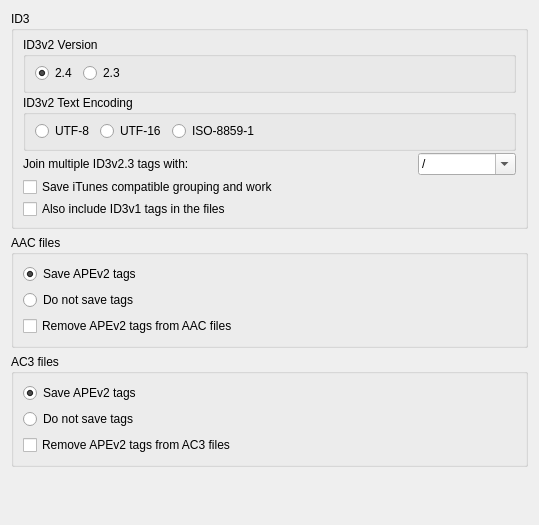
Qt form ui/options_tags_compatibility.ui (metabrainz/picard) before a commit.
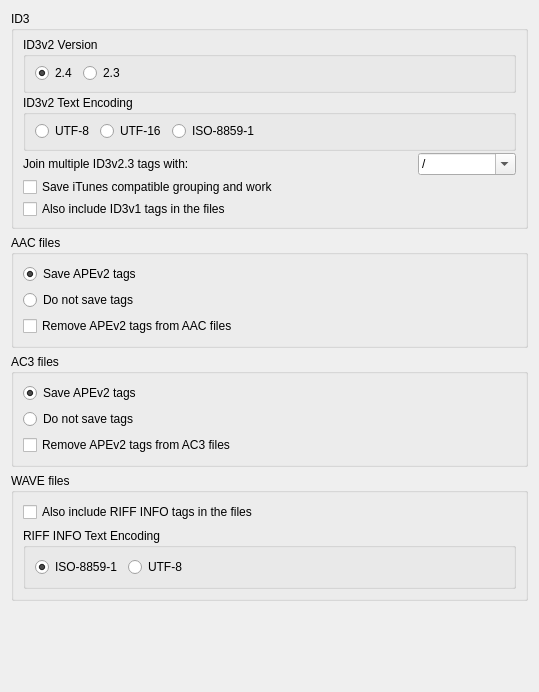
The same form after that commit.

Commit message: PICARD-1812: Options for saving RIFF INFO to WAVE

Patch:
```diff
--- a/ui/options_tags_compatibility.ui
+++ b/ui/options_tags_compatibility.ui
@@ -7,7 +7,7 @@
     <x>0</x>
     <y>0</y>
     <width>539</width>
-    <height>525</height>
+    <height>692</height>
    </rect>
   </property>
   <layout class="QVBoxLayout">
@@ -280,6 +280,61 @@
      </layout>
     </widget>
    </item>
+   <item>
+    <widget class="QGroupBox" name="wave_files">
+     <property name="title">
+      <string>WAVE files</string>
+     </property>
+     <layout class="QVBoxLayout" name="verticalLayout_3">
+      <item>
+       <widget class="QCheckBox" name="write_wave_riff_info">
+        <property name="text">
+         <string>Also include RIFF INFO tags in the files</string>
+        </property>
+       </widget>
+      </item>
+      <item>
+       <widget class="QGroupBox" name="wave_riff_info_encoding">
+        <property name="title">
+         <string>RIFF INFO Text Encoding</string>
+        </property>
+        <layout class="QHBoxLayout" name="horizontalLayout_3">
+         <item>
+          <widget class="QRadioButton" name="wave_riff_info_enc_iso88591">
+           <property name="text">
+            <string>ISO-8859-1</string>
+           </property>
+           <property name="checked">
+            <bool>true</bool>
+           </property>
+          </widget>
+         </item>
+         <item>
+          <widget class="QRadioButton" name="wave_riff_info_enc_utf8">
+           <property name="text">
+            <string>UTF-8</string>
+           </property>
+          </widget>
+         </item>
+         <item>
+          <spacer name="horizontalSpacer_3">
+           <property name="orientation">
+            <enum>Qt::Horizontal</enum>
+           </property>
+           <property name="sizeHint" stdset="0">
+            <size>
+             <width>40</width>
+             <height>20</height>
+            </size>
+           </property>
+          </spacer>
+         </item>
+        </layout>
+       </widget>
+      </item>
+     </layout>
+    </widget>
+   </item>
    <item>
     <spacer name="spacer">
      <property name="orientation">
```
The commit also changes 5 other files.
